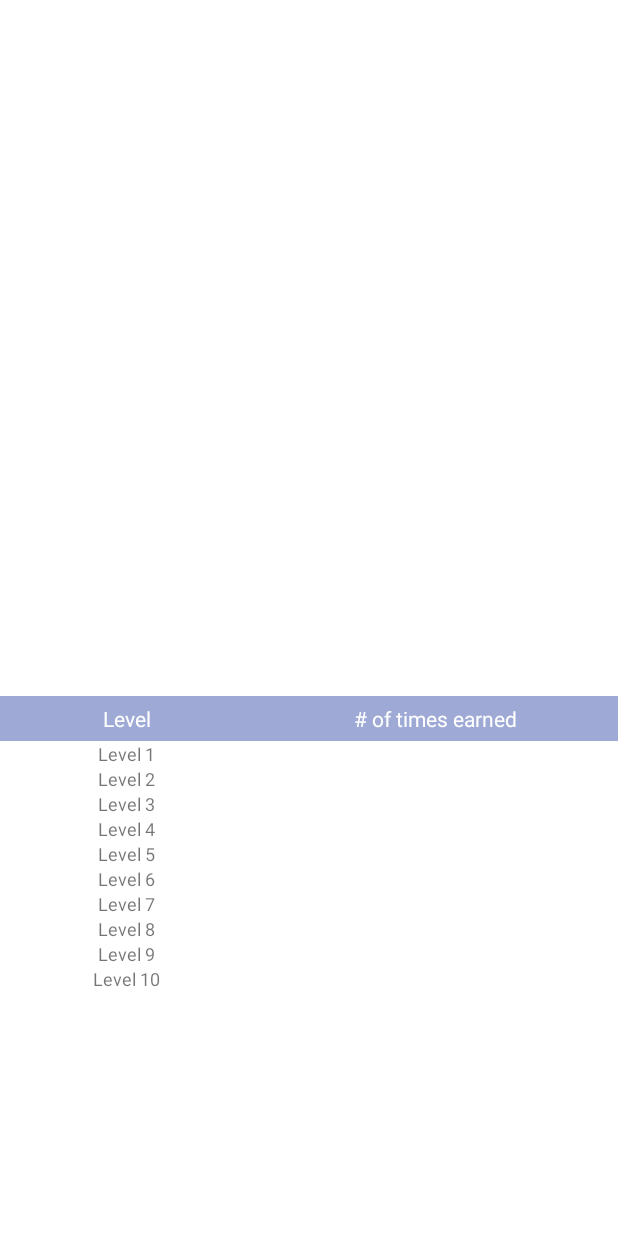
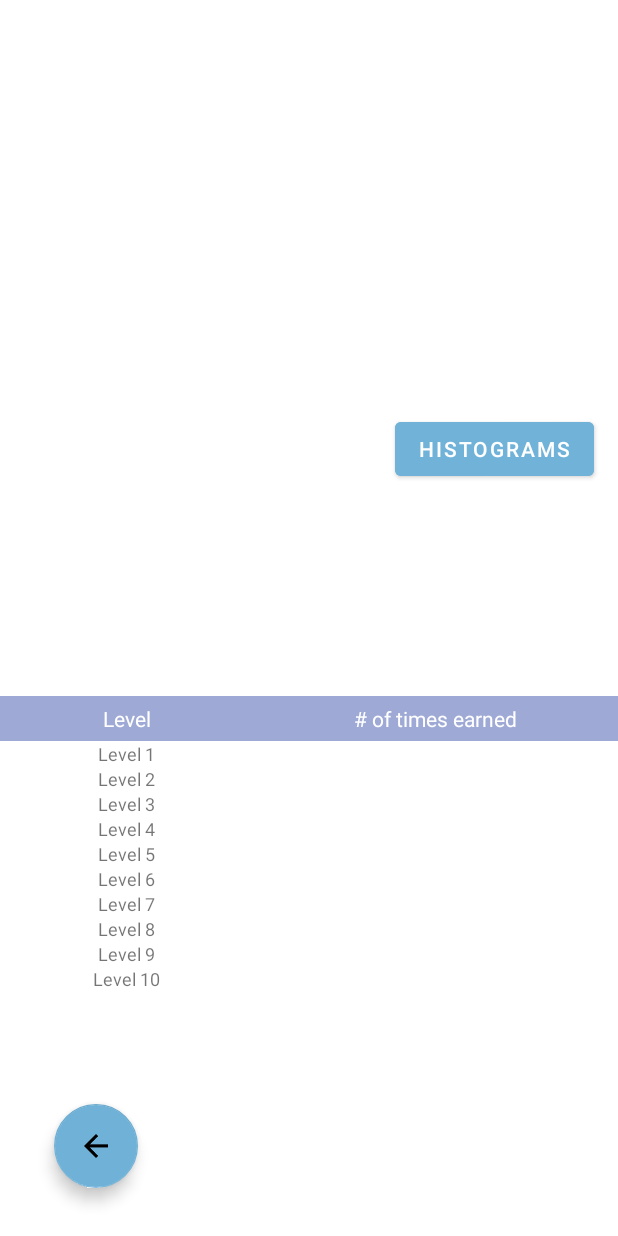
Before and after one commit to shadmanh123/Game_Score_Calculator, an Android app: the AchievementStatistics screen opened directly, with no data from a screen before it, on a phone screen of 412 x 824 dp. Run offline under Robolectric (Android 15) with nearby library versions, the phone set to English and light mode, and no system bars; libraries missing offline, so code that uses them is left out: com.cedarsoftware.util; network calls fail; 3 statements that could not run were skipped.

Commit message:
Created an activity for histograms
have buttons going from the history to the table statistics and then to charts

```diff
--- a/app/src/main/java/com/example/cmpt276project/AchievementStatistics.java
+++ b/app/src/main/java/com/example/cmpt276project/AchievementStatistics.java
@@ -8,6 +8,7 @@ import android.graphics.Color;
 import android.os.Bundle;
 import android.view.Gravity;
 import android.view.View;
+import android.widget.Button;
 import android.widget.TableLayout;
 import android.widget.TableRow;
 import android.widget.TextView;
@@ -15,6 +16,7 @@ import android.widget.TextView;
 import com.example.cmpt276project.model.Game;
 import com.example.cmpt276project.model.GameManager;
 import com.example.cmpt276project.persistence.JsonReader;
+import com.google.android.material.floatingactionbutton.FloatingActionButton;
 
 import java.util.HashMap;
 
@@ -35,6 +37,21 @@ public class AchievementStatistics extends AppCompatActivity {
         int index = getIntent().getIntExtra(INDEX_OF_SELECTED_GAME, 0);
         game = gameManager.getGame(index);
         populateText();
+
+        setOnClick(index);
+    }
+
+    private void setOnClick(int index) {
+        FloatingActionButton back = findViewById(R.id.floatingBackButton2);
+        back.setOnClickListener(v -> {
+            finish();
+        });
+
+        Button table = findViewById(R.id.statsCharts);
+        table.setOnClickListener(v -> {
+            Intent intent = StatisticChartActivity.makeIntent(this, index);
+            startActivity(intent);
+        });
     }
 
     private void populateText() {
--- a/app/src/main/res/layout/activity_achievement_statistics.xml
+++ b/app/src/main/res/layout/activity_achievement_statistics.xml
@@ -5,6 +5,21 @@
     android:layout_width="match_parent"
     android:layout_height="match_parent"
     tools:context=".AchievementStatistics">
+
+    <com.google.android.material.floatingactionbutton.FloatingActionButton
+        android:id="@+id/floatingBackButton2"
+        android:layout_width="wrap_content"
+        android:layout_height="wrap_content"
+        android:layout_marginStart="36dp"
+        android:clickable="true"
+        android:rotation="180"
+        app:backgroundTint="#70B2D7"
+        app:layout_constraintBottom_toBottomOf="parent"
+        app:layout_constraintHorizontal_bias="0.0"
+        app:layout_constraintStart_toStartOf="parent"
+        app:layout_constraintTop_toTopOf="parent"
+        app:layout_constraintVertical_bias="0.958"
+        app:srcCompat="@drawable/ic_baseline_arrow_forward_24" />
 
     <TableLayout
         android:id="@+id/statisticTable"
@@ -38,4 +53,17 @@
 
     </TableLayout>
 
+    <Button
+        android:id="@+id/statsCharts"
+        android:layout_width="wrap_content"
+        android:layout_height="wrap_content"
+        android:backgroundTint="#71B3D8"
+        android:text="@string/histograms"
+        app:layout_constraintBottom_toBottomOf="parent"
+        app:layout_constraintEnd_toEndOf="parent"
+        app:layout_constraintHorizontal_bias="0.942"
+        app:layout_constraintStart_toStartOf="parent"
+        app:layout_constraintTop_toTopOf="parent"
+        app:layout_constraintVertical_bias="0.355" />
+
 </androidx.constraintlayout.widget.ConstraintLayout>
--- a/app/src/main/res/values/strings.xml
+++ b/app/src/main/res/values/strings.xml
@@ -83,5 +83,7 @@
     <string name="tiers">Tiers</string>
     <string name="level">Level</string>
     <string name="of_times_earned"># of times earned</string>
+    <string name="tables">Tables</string>
+    <string name="histograms">Histograms</string>
     <!-- TODO: Remove or change this placeholder text -->
 </resources>
```
Also changed, not shown: app/src/main/AndroidManifest.xml (+7 -0 lines), app/src/main/java/com/example/cmpt276project/StatisticChartActivity.java (added, +33 -0 lines), app/src/main/res/layout/activity_statistic_chart.xml (added, +31 -0 lines).
